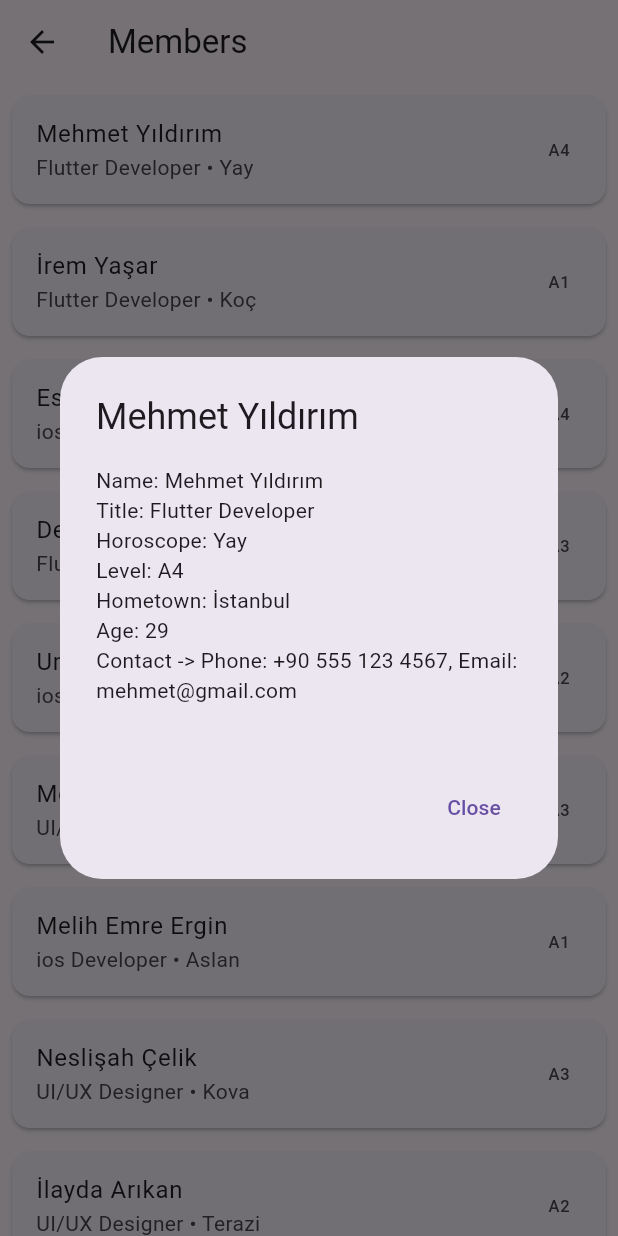
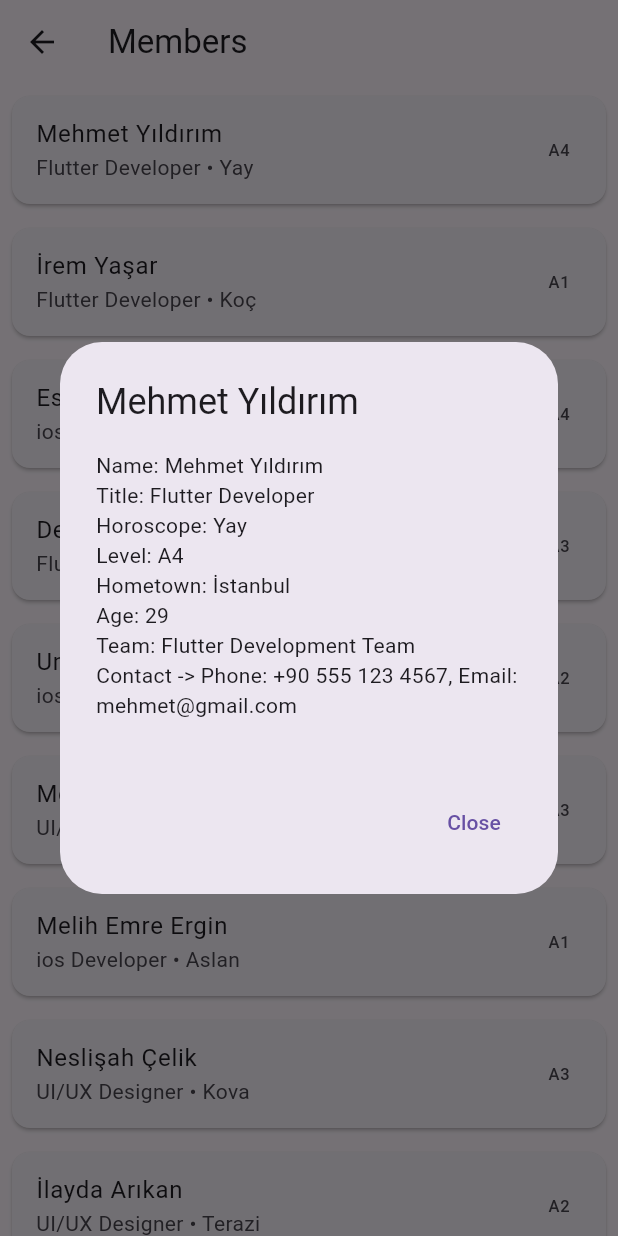
Before and after one commit to iremyasar01/NeonAcademy, a Flutter app: the MemberScreen screen opened directly, after a tap on "Mehmet Yıldırım", on a phone screen of 412 x 824 dp. Run offline on Flutter 3.47's test engine with Material 3 defaults, Android fonts, the phone set to English and light mode, and no system bars.

Commit message:
added enums and switch case

```diff
--- a/neonacademymembers/lib/data/members_data.dart
+++ b/neonacademymembers/lib/data/members_data.dart
@@ -1,3 +1,5 @@
+import 'package:neonacademymembers/models/team_model.dart';
+
 import '../models/neon_academy_members_model.dart';
 import '../models/contact_information.dart';
 
@@ -13,6 +15,7 @@ final List<NeonAcademyMember> members = [
       phoneNumber: '+90 555 123 4567',
       email: 'mehmet@gmail.com',
     ),
+      team: Team.flutterDevelopment,
   ),
   NeonAcademyMember(
     fullName: 'İrem Yaşar',
@@ -25,6 +28,7 @@ final List<NeonAcademyMember> members = [
       phoneNumber: '+90 555 987 6543',
       email: 'iremyasar@gmail.com',
     ),
+    team: Team.flutterDevelopment,
   ),
   NeonAcademyMember(
     fullName: 'Esra Yılmaz',
@@ -37,6 +41,7 @@ final List<NeonAcademyMember> members = [
       phoneNumber: '+90 535 976 6647',
       email: 'esra@gmail.com',
     ),
+    team: Team.iosDevelopment,
   ),
   NeonAcademyMember(
     fullName: 'Deniz Türkoğlu',
@@ -49,6 +54,7 @@ final List<NeonAcademyMember> members = [
       phoneNumber: '+90 534 986 9647',
       email: 'deniz@gmail.com',
     ),
+    team: Team.flutterDevelopment,
   ),
   NeonAcademyMember(
     fullName: 'Umut Kaya',
@@ -61,6 +67,7 @@ final List<NeonAcademyMember> members = [
       phoneNumber: '+90 535 976 3465',
       email: 'umut@gmail.com',
     ),
+    team: Team.iosDevelopment,
   ),
   NeonAcademyMember(
     fullName: 'Mert Göksu',
@@ -73,6 +80,7 @@ final List<NeonAcademyMember> members = [
       phoneNumber: '+90 536 456 3435',
       email: 'mert@gmail.com',
     ),
+    team: Team.uiuxDesign,
   ),
   NeonAcademyMember(
     fullName: 'Melih Emre Ergin',
@@ -85,6 +93,7 @@ final List<NeonAcademyMember> members = [
       phoneNumber: '+90 505 123 6892',
       email: 'melih@gmail.com',
     ),
+    team: Team.iosDevelopment,
   ),
   NeonAcademyMember(
     fullName: 'Neslişah Çelik',
@@ -97,6 +106,7 @@ final List<NeonAcademyMember> members = [
       phoneNumber: '+90 536 789 5634',
       email: 'nesli@gmail.com',
     ),
+    team: Team.uiuxDesign,
   ),
   NeonAcademyMember(
     fullName: 'İlayda Arıkan',
@@ -109,6 +119,7 @@ final List<NeonAcademyMember> members = [
       phoneNumber: '+90 536 789 5456',
       email: 'ilayda@gmail.com',
     ),
+    team: Team.uiuxDesign,
   ),
   NeonAcademyMember(
     fullName: 'Oğuzhan Kara',
@@ -121,5 +132,6 @@ final List<NeonAcademyMember> members = [
       phoneNumber: '+90 535 767 5456',
       email: 'oguzhan@gmail.com',
     ),
+    team: Team.flutterDevelopment,
   ),
 ];
--- a/neonacademymembers/lib/models/neon_academy_members_model.dart
+++ b/neonacademymembers/lib/models/neon_academy_members_model.dart
@@ -1,3 +1,4 @@
+import 'package:neonacademymembers/models/team_model.dart';
 import 'contact_information.dart';
 
 class NeonAcademyMember {
@@ -8,6 +9,7 @@ class NeonAcademyMember {
   final String homeTown;
   final int age;
   final ContactInformation contactInformation;
+  final Team  team;
 
   NeonAcademyMember({
     required this.fullName,
@@ -17,6 +19,7 @@ class NeonAcademyMember {
     required this.homeTown,
     required this.age,
     required this.contactInformation,
+    required this.team,
   });
 
   @override
@@ -28,6 +31,7 @@ Horoscope: $horoscope
 Level: $memberLevel
 Hometown: $homeTown
 Age: $age
+Team: ${team.displayName}
 Contact -> $contactInformation
 ''';
   }
--- /dev/null
+++ b/neonacademymembers/lib/models/team_model.dart
@@ -0,0 +1,21 @@
+enum Team {
+  flutterDevelopment,
+  iosDevelopment,
+  androidDevelopment,
+  uiuxDesign,
+}
+
+extension TeamExtension on Team {
+  String get displayName {
+    switch (this) {
+      case Team.flutterDevelopment:
+        return 'Flutter Development Team';
+      case Team.iosDevelopment:
+        return 'iOS Development Team';
+      case Team.androidDevelopment:
+        return 'Android Development Team';
+      case Team.uiuxDesign:
+        return 'UI/UX Design Team';
+    }
+  }
+}
--- /dev/null
+++ b/neonacademymembers/lib/screens/enum_switch_screen.dart
@@ -0,0 +1,147 @@
+import 'package:flutter/material.dart';
+import 'package:neonacademymembers/models/team_model.dart';
+import '../data/members_data.dart';
+
+class EnumSwitchScreen extends StatelessWidget {
+  const EnumSwitchScreen({super.key});
+
+  @override
+  Widget build(BuildContext context) {
+    return Scaffold(
+      appBar: AppBar(title: const Text('Team Tasks')),
+      body: Padding(
+        padding: const EdgeInsets.all(16),
+        child: ListView(
+          children: [
+            taskButton(context, 'Flutter Members', () => _showDialog(context, 'Flutter Development Team Members:',
+              members
+                  .where((m) => m.team == Team.flutterDevelopment)
+                  .map((m) => m.fullName)
+                  .toList())),
+
+           taskButton(context, 'UI/UX Team Count', () {
+              final Map<Team, int> teamCounts = {};
+              for (var member in members) {
+                teamCounts.update(member.team, (value) => value + 1, ifAbsent: () => 1);
+              }
+              final count = teamCounts[Team.uiuxDesign] ?? 0;
+              _showDialog(context, 'UI/UX Design Team Count :', ['Total: $count']);
+            }),
+
+            taskButton(context, 'iOS Team Members', () => _showDialog(context, 'iOS Development Team Members:',
+              members
+                  .where((m) => m.team == Team.iosDevelopment)
+                  .map((m) => m.fullName)
+                  .toList())),
+
+            taskButton(context, 'Team Descriptions', () => _showDialog(context, 'Team Descriptions:',
+              members.map((member) {
+                switch (member.team) {
+                  case Team.flutterDevelopment:
+                    return '${member.fullName} is a skilled Flutter developer';
+                  case Team.uiuxDesign:
+                    return '${member.fullName} is a talented designer';
+                  case Team.iosDevelopment:
+                    return '${member.fullName} builds beautiful iOS apps';
+                  case Team.androidDevelopment:
+                    return '${member.fullName} develops Android applications';
+                }
+              }).toList())),
+
+            taskButton(context, 'Flutter Members Older Than 25', () => _showDialog(context, 'Flutter Members Older Than 25:',
+              members
+                  .where((m) => m.age > 25 && m.team == Team.flutterDevelopment)
+                  .map((m) => m.fullName)
+                  .toList())),
+
+            taskButton(context, 'Promotions by Team', () => _showDialog(context, 'Promotions:',
+              members.map((m) {
+                switch (m.team) {
+                  case Team.flutterDevelopment:
+                    return '${m.fullName} promoted to Senior Flutter Developer';
+                  case Team.uiuxDesign:
+                    return '${m.fullName} promoted to Lead Designer';
+                  case Team.iosDevelopment:
+                    return '${m.fullName} promoted to Senior iOS Developer';
+                  case Team.androidDevelopment:
+                    return '${m.fullName} promoted to Senior Android Developer';
+                }
+              }).toList())),
+
+            taskButton(context, 'Average Age (UI/UX)', () {
+              final uiux = members.where((m) => m.team == Team.uiuxDesign).toList();
+              final avg = uiux.map((e) => e.age).reduce((a, b) => a + b) / uiux.length;
+              _showDialog(context, 'Average Age (UI/UX):', [avg.toStringAsFixed(2)]);
+
+            }),
+
+            taskButton(context, 'Team Messages', () => _showDialog(context, 'Team Messages:',
+              Team.values.map((team) {
+                switch (team) {
+                  case Team.flutterDevelopment:
+                    return 'The Flutter Development Team is the backbone of our academy';
+                  case Team.uiuxDesign:
+                    return 'The UI/UX Design Team is the face of our academy';
+                  case Team.iosDevelopment:
+                    return 'The iOS Development Team builds elegant solutions';
+                  case Team.androidDevelopment:
+                    return 'The Android Development Team drives mobile innovation';
+                }
+              }).toList())),
+
+            taskButton(context, 'iOS Team Contacts', () => _showDialog(context, 'iOS Team Contacts:',
+              members
+                  .where((m) => m.team == Team.iosDevelopment)
+                  .map((m) => m.contactInformation.toString())
+                  .toList())),
+
+            taskButton(context, 'Custom Age & Team Message', () => _showDialog(context, 'Custom Messages:',
+              members.map((member) {
+                if (member.team == Team.flutterDevelopment && member.age > 23) {
+                  return '${member.fullName} is a seasoned Flutter developer';
+                } else if (member.team == Team.uiuxDesign && member.age < 24) {
+                  return '${member.fullName} is a rising star in the design world';
+                } else {
+                  return '${member.fullName} is a valuable team member';
+                }
+              }).toList())),
+          ],
+        ),
+      ),
+    );
+  }
+
+  Widget taskButton(BuildContext context, String label, VoidCallback onPressed) {
+    return Padding(
+      padding: const EdgeInsets.symmetric(vertical: 4.0),
+      child: ElevatedButton(
+        onPressed: onPressed,
+        child: Text(label),
+      ),
+    );
+  }
+
+  void _showDialog(BuildContext context, String title, List<String> messages) {
+    showDialog(
+      context: context,
+      builder: (_) => AlertDialog(
+        title: Text(title),
+        content: SizedBox(
+          width: double.maxFinite,
+          child: SingleChildScrollView(
+            child: Column(
+              crossAxisAlignment: CrossAxisAlignment.start,
+              children: messages.map((e) => Text('- $e')).toList(),
+            ),
+          ),
+        ),
+        actions: [
+          TextButton(
+            onPressed: () => Navigator.of(context).pop(),
+            child: const Text('Close'),
+          ),
+        ],
+      ),
+    );
+  }
+}
--- a/neonacademymembers/lib/screens/task_two_screen.dart
+++ b/neonacademymembers/lib/screens/task_two_screen.dart
@@ -2,6 +2,7 @@ import 'package:flutter/material.dart';
 import 'package:neonacademymembers/data/members_data.dart';
 import 'package:neonacademymembers/models/neon_academy_members_model.dart';
 import 'package:neonacademymembers/models/contact_information.dart';
+import 'package:neonacademymembers/models/team_model.dart';
 
 class TaskTwoScreen extends StatefulWidget {
   const TaskTwoScreen({super.key});
@@ -117,6 +118,7 @@ class _TaskTwoScreenState extends State<TaskTwoScreen> {
                     phoneNumber: '+90 545 521 1324',
                     email: 'hasanbektas@gmail.com',
                   ),
+                  team: Team.flutterDevelopment,
                 );
                 localMembers.add(mentor);
               }
```
Also changed, not shown: neonacademymembers/lib/screens/home_screen.dart (+11 -0 lines).
